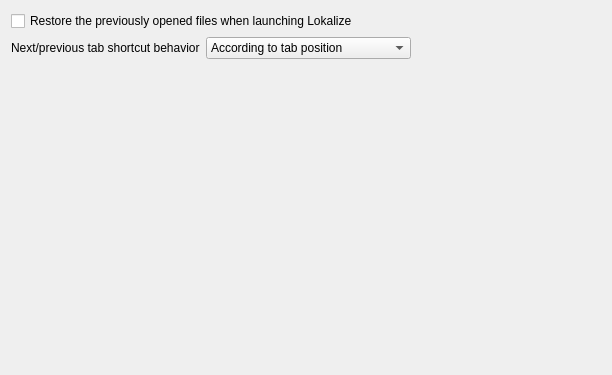
Before: the Qt Designer form src/prefs/prefs_general.ui in KDE/lokalize, drawn with Qt 5.
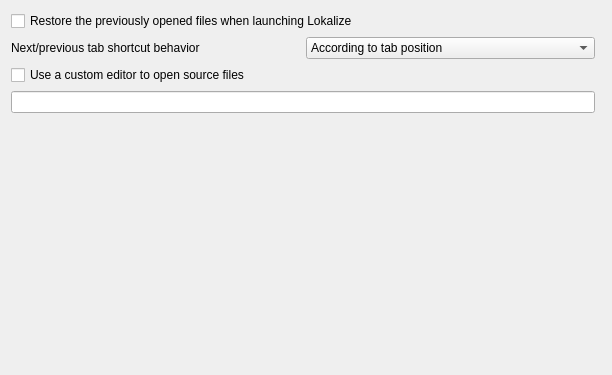
After: the same form once the commit is applied.

Commit message:
Add support for viewing the translation source with a custom editor
By jumping to the corresponding line number, the finding of corresponding
i18n calls is accelerated.

FIXED-IN:18.12.2
BUG:403743
Reviewed By: sdepiets, #localization

Diff of the .ui file:
```diff
--- a/src/prefs/prefs_general.ui
+++ b/src/prefs/prefs_general.ui
@@ -71,6 +71,22 @@
      </item>
     </layout>
    </item>
+   <item row="2" column="0">
+    <widget class="QCheckBox" name="kcfg_CustomEditorEnabled">
+     <property name="text">
+      <string>Use a custom editor to open source files</string>
+     </property>
+    </widget>
+   </item>
+   <item row="3" column="0">
+    <widget class="QLineEdit" name="kcfg_CustomEditorCommand">
+     <property name="toolTip">
+      <string>The following parameters are available
+%1 - Path of the source file
+%2 - Line number</string>
+     </property>
+    </widget>
+   </item>
   </layout>
  </widget>
  <resources/>
```
The commit also changes 3 other files.
